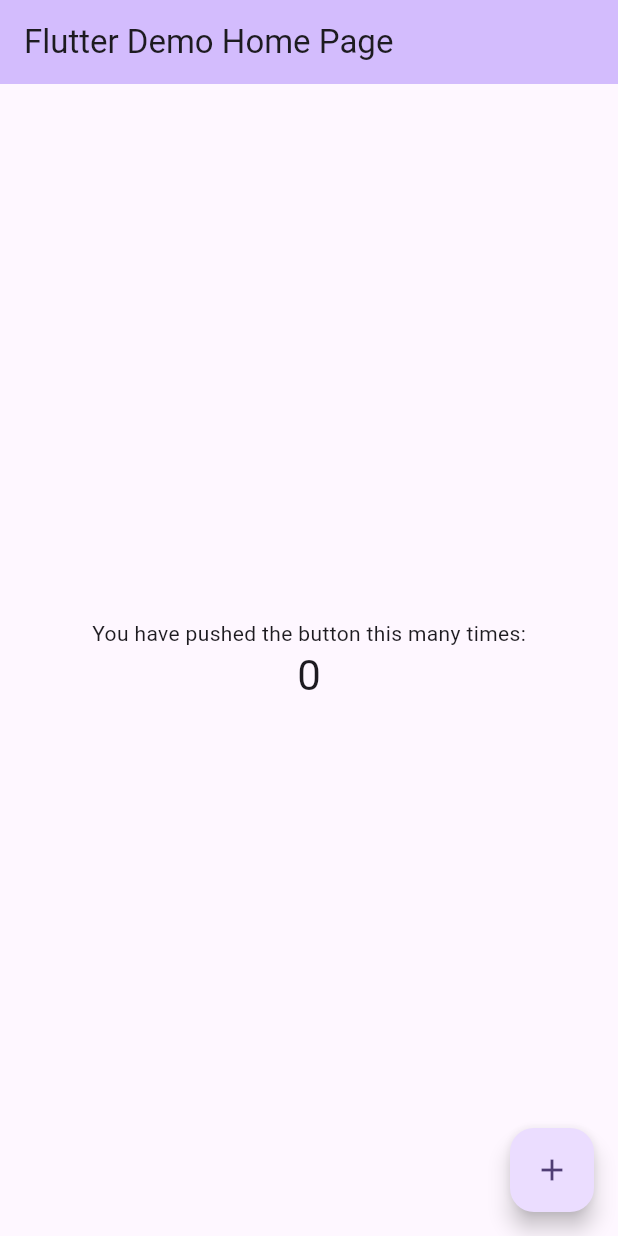
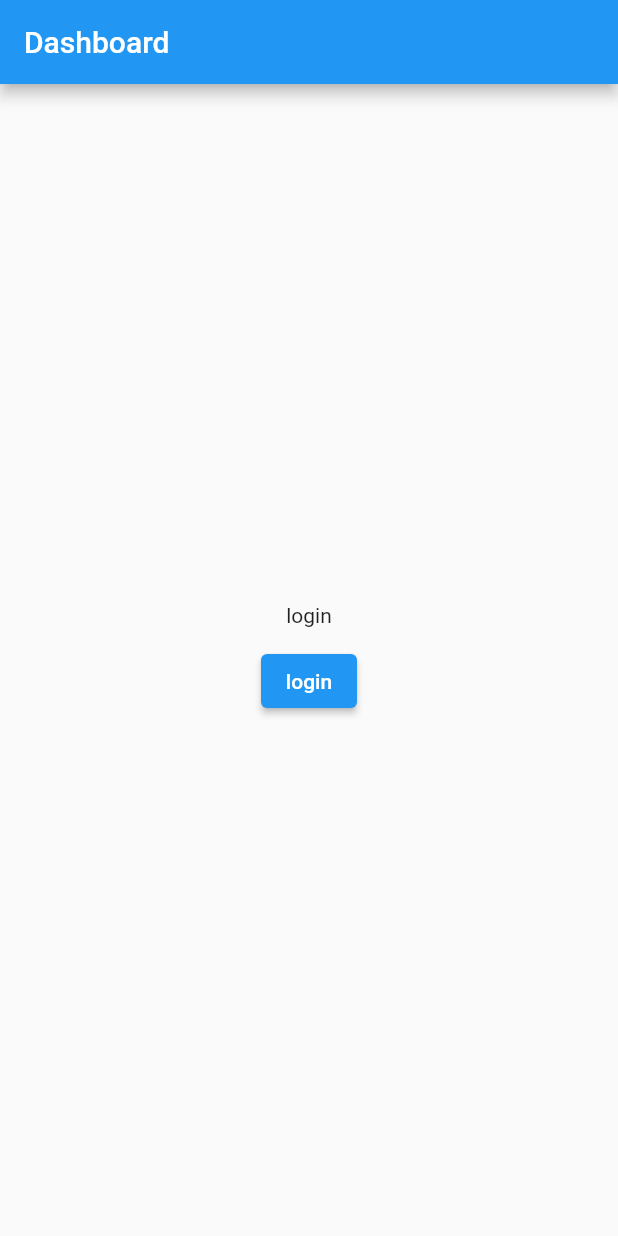
Before and after one commit to AhmadHidayat120402/learn_GoRouter_flutter, a Flutter app: the screen it shows after launch, on a phone screen of 412 x 824 dp. Run offline on Flutter 3.47's test engine with Material 2 defaults, Android fonts, the phone set to English and light mode, and no system bars; our stand-ins replace go_router.

Commit message:
route in goroute

```diff
--- /dev/null
+++ b/lib/login_page.dart
@@ -0,0 +1,39 @@
+// ignore_for_file: camel_case_types, prefer_typing_uninitialized_variables
+
+import 'package:flutter/material.dart';
+import 'package:go_router/go_router.dart';
+
+class LoginView extends StatefulWidget {
+  const LoginView({Key? key}) : super(key: key);
+
+  @override
+  State<LoginView> createState() => _LoginViewState();
+}
+
+class _LoginViewState extends State<LoginView> {
+  @override
+  Widget build(BuildContext context) {
+    return Scaffold(
+        appBar: AppBar(
+          title: const Text("Dashboard"),
+          actions: const [],
+        ),
+        body: Center(
+          child: Column(mainAxisAlignment: MainAxisAlignment.center, children: [
+            const Text("login"),
+            const SizedBox(
+              height: 12.0,
+            ),
+            ElevatedButton(
+              style: ElevatedButton.styleFrom(
+                backgroundColor: Colors.blue,
+              ),
+              onPressed: () {
+                context.goNamed('main_page');
+              },
+              child: const Text("login"),
+            ),
+          ]),
+        ));
+  }
+}
--- a/lib/main.dart
+++ b/lib/main.dart
@@ -1,125 +1,38 @@
 import 'package:flutter/material.dart';
+import 'package:go_router/go_router.dart';
+import 'package:learn_gorouter/login_page.dart';
+import 'package:learn_gorouter/main_page.dart';
 
 void main() {
-  runApp(const MyApp());
+  runApp(MyApp());
 }
 
 class MyApp extends StatelessWidget {
-  const MyApp({super.key});
+  final GoRouter router = GoRouter(routes: [
+    GoRoute(
+        path: '/login',
+        name: 'login',
+        builder: (context, state) {
+          return const LoginView();
+        }),
+    GoRoute(
+      path: '/',
+      name: 'main_page',
+      builder: (context, state) {
+        return const MainPageView();
+      },
+    )
+  ], initialLocation: '/login', debugLogDiagnostics: true, routerNeglect: true);
+  MyApp({super.key});
 
   // This widget is the root of your application.
   @override
   Widget build(BuildContext context) {
-    return MaterialApp(
-      title: 'Flutter Demo',
-      theme: ThemeData(
-        // This is the theme of your application.
-        //
-        // TRY THIS: Try running your application with "flutter run". You'll see
-        // the application has a blue toolbar. Then, without quitting the app,
-        // try changing the seedColor in the colorScheme below to Colors.green
-        // and then invoke "hot reload" (save your changes or press the "hot
-        // reload" button in a Flutter-supported IDE, or press "r" if you used
-        // the command line to start the app).
-        //
-        // Notice that the counter didn't reset back to zero; the application
-        // state is not lost during the reload. To reset the state, use hot
-        // restart instead.
-        //
-        // This works for code too, not just values: Most code changes can be
-        // tested with just a hot reload.
-        colorScheme: ColorScheme.fromSeed(seedColor: Colors.deepPurple),
-        useMaterial3: true,
-      ),
-      home: const MyHomePage(title: 'Flutter Demo Home Page'),
+    return MaterialApp.router(
+      routeInformationParser: router.routeInformationParser,
+      routerDelegate: router.routerDelegate,
+      routeInformationProvider: router.routeInformationProvider,
+      debugShowCheckedModeBanner: false,
     );
   }
 }
-
-class MyHomePage extends StatefulWidget {
-  const MyHomePage({super.key, required this.title});
-
-  // This widget is the home page of your application. It is stateful, meaning
-  // that it has a State object (defined below) that contains fields that affect
-  // how it looks.
-
-  // This class is the configuration for the state. It holds the values (in this
-  // case the title) provided by the parent (in this case the App widget) and
-  // used by the build method of the State. Fields in a Widget subclass are
-  // always marked "final".
-
-  final String title;
-
-  @override
-  State<MyHomePage> createState() => _MyHomePageState();
-}
-
-class _MyHomePageState extends State<MyHomePage> {
-  int _counter = 0;
-
-  void _incrementCounter() {
-    setState(() {
-      // This call to setState tells the Flutter framework that something has
-      // changed in this State, which causes it to rerun the build method below
-      // so that the display can reflect the updated values. If we changed
-      // _counter without calling setState(), then the build method would not be
-      // called again, and so nothing would appear to happen.
-      _counter++;
-    });
-  }
-
-  @override
-  Widget build(BuildContext context) {
-    // This method is rerun every time setState is called, for instance as done
-    // by the _incrementCounter method above.
-    //
-    // The Flutter framework has been optimized to make rerunning build methods
-    // fast, so that you can just rebuild anything that needs updating rather
-    // than having to individually change instances of widgets.
-    return Scaffold(
-      appBar: AppBar(
-        // TRY THIS: Try changing the color here to a specific color (to
-        // Colors.amber, perhaps?) and trigger a hot reload to see the AppBar
-        // change color while the other colors stay the same.
-        backgroundColor: Theme.of(context).colorScheme.inversePrimary,
-        // Here we take the value from the MyHomePage object that was created by
-        // the App.build method, and use it to set our appbar title.
-        title: Text(widget.title),
-      ),
-      body: Center(
-        // Center is a layout widget. It takes a single child and positions it
-        // in the middle of the parent.
-        child: Column(
-          // Column is also a layout widget. It takes a list of children and
-          // arranges them vertically. By default, it sizes itself to fit its
-          // children horizontally, and tries to be as tall as its parent.
-          //
-          // Column has various properties to control how it sizes itself and
-          // how it positions its children. Here we use mainAxisAlignment to
-          // center the children vertically; the main axis here is the vertical
-          // axis because Columns are vertical (the cross axis would be
-          // horizontal).
-          //
-          // TRY THIS: Invoke "debug painting" (choose the "Toggle Debug Paint"
-          // action in the IDE, or press "p" in the console), to see the
-          // wireframe for each widget.
-          mainAxisAlignment: MainAxisAlignment.center,
-          children: <Widget>[
-            const Text(
-              'You have pushed the button this many times:',
-            ),
-            Text(
-              '$_counter',
-              style: Theme.of(context).textTheme.headlineMedium,
-            ),
-          ],
-        ),
-      ),
-      floatingActionButton: FloatingActionButton(
-        onPressed: _incrementCounter,
-        tooltip: 'Increment',
-        child: const Icon(Icons.add),
-      ), // This trailing comma makes auto-formatting nicer for build methods.
-    );
-  }
-}
```
Also changed, not shown: lib/about_page.dart (added, +30 -0 lines), lib/main_page.dart (added, +62 -0 lines), pubspec.yaml (+6 -21 lines), lib/edit_profile_page.dart (added), lib/pages.dart (added), lib/profile_page.dart (added), lib/user.dart (added), pubspec.lock, 3 other files.
